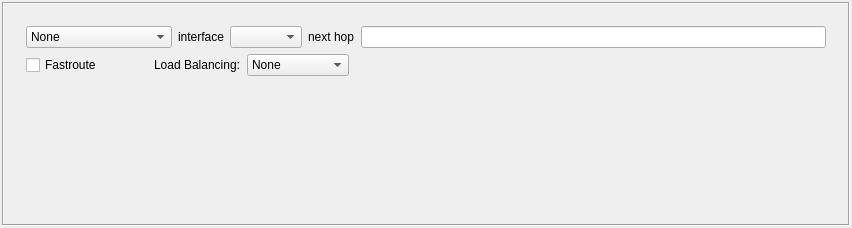
fwbuilder/fwbuilder, file src/gui/actionsdialog_q.ui: the form before one commit.
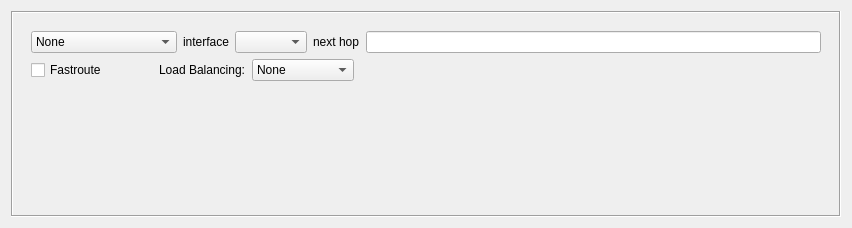
The form after the commit. Custom widgets are drawn as their Qt base class.

Commit message: See #501 Finally cleaned up dialog layout for all object dialogs. Had to remove default margin and spacing in the "form setting" for each dialog

The edit to the form file:
```diff
--- a/src/gui/actionsdialog_q.ui
+++ b/src/gui/actionsdialog_q.ui
@@ -12,19 +12,8 @@
   <property name="windowTitle" >
    <string>Actions Dialog</string>
   </property>
-  <layout class="QGridLayout" >
-   <property name="margin" >
-    <number>2</number>
-   </property>
-   <property name="spacing" >
-    <number>2</number>
-   </property>
-   <item row="0" column="0" colspan="2" >
-    <layout class="QVBoxLayout" >
-     <property name="spacing" >
-      <number>2</number>
-     </property>
-     <item>
+  <layout class="QGridLayout" name="gridLayout" >
+   <item row="0" column="0" >
       <widget class="QFrame" name="frame4" >
        <property name="frameShape" >
         <enum>QFrame::Box</enum>
@@ -1059,10 +1048,7 @@
       </widget>
      </item>
     </layout>
-   </item>
-  </layout>
  </widget>
- <layoutdefault spacing="6" margin="11" />
  <customwidgets>
   <customwidget>
    <class>FWObjectDropArea</class>
```
Left out of the diff: 1 changed line with no effect on the pictures. Lines whose indentation alone changed are shown as unchanged. The commit also changes 30 other files.
